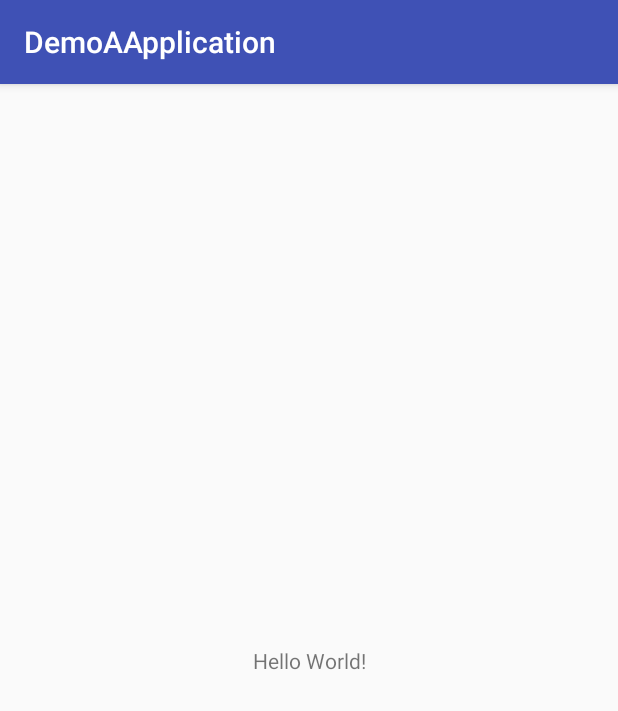
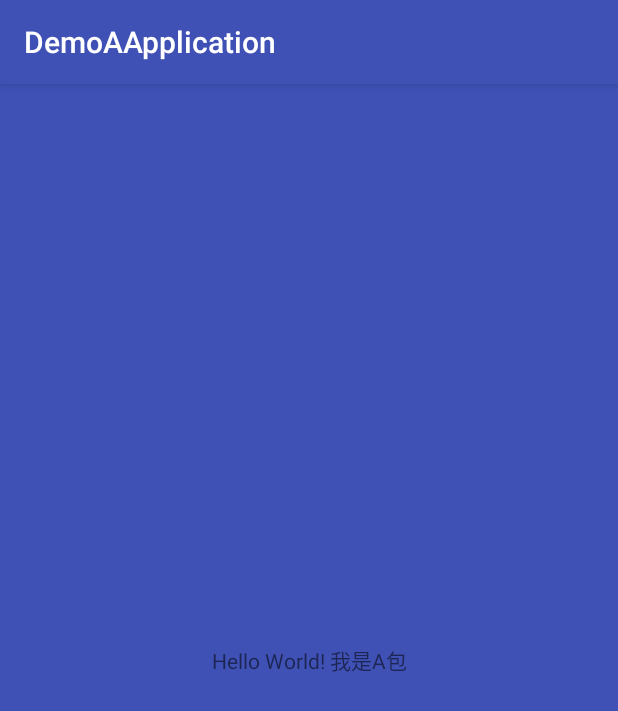
Before and after one commit to tank2014gz/DemoAApplication, an Android app: the screen it shows after launch (MainActivity), on a phone screen of 412 x 824 dp. Shown: the top 711 px of the screen. Run offline under Robolectric (Android 15) with nearby library versions, the phone set to English and light mode, and no system bars.

Commit message:
测试标记

```diff
--- a/app/src/main/res/layout/activity_main.xml
+++ b/app/src/main/res/layout/activity_main.xml
@@ -4,12 +4,13 @@
     xmlns:tools="http://schemas.android.com/tools"
     android:layout_width="match_parent"
     android:layout_height="match_parent"
+    android:background="@color/colorPrimary"
     tools:context="com.example.yuliyan.demoaapplication.MainActivity">
 
     <TextView
         android:layout_width="wrap_content"
         android:layout_height="wrap_content"
-        android:text="Hello World!"
+        android:text="Hello World! 我是A包"
         app:layout_constraintBottom_toBottomOf="parent"
         app:layout_constraintLeft_toLeftOf="parent"
         app:layout_constraintRight_toRightOf="parent"
```
